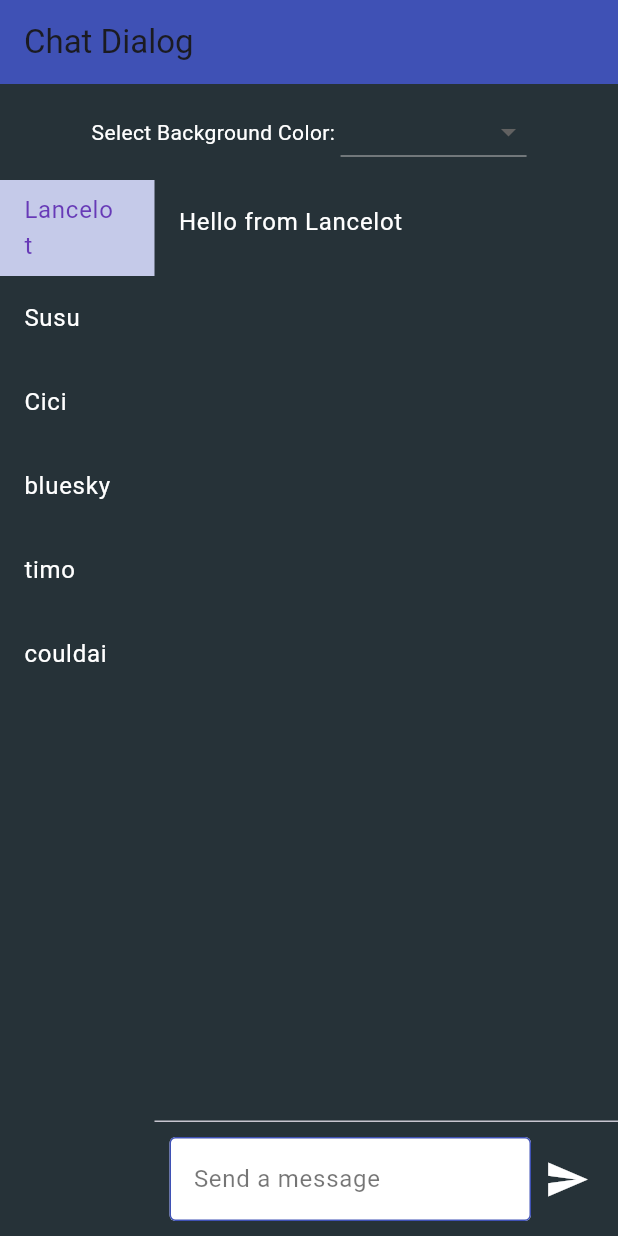
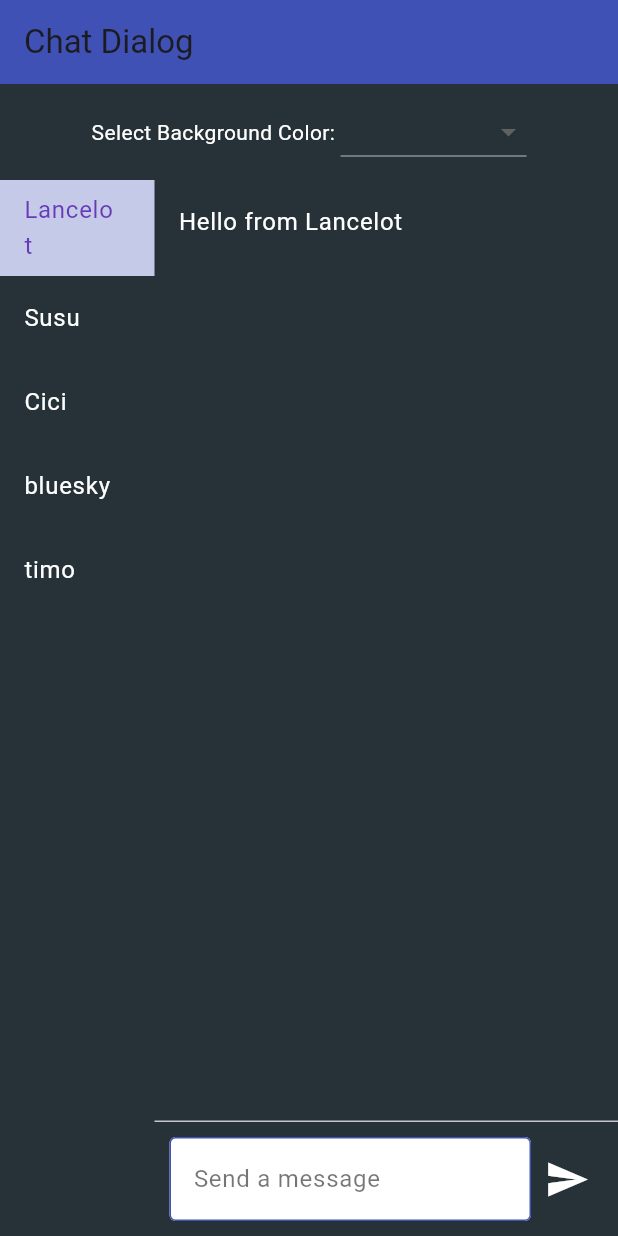
Before and after one commit to could-ai/0197d443-0150-7ce1-b2ca-99f3455ad382, a Flutter app: the screen it shows after launch, on a phone screen of 412 x 824 dp. Run offline on Flutter 3.47's test engine with Material 3 defaults, Android fonts, the phone set to English and light mode, and no system bars.

Commit message:
AI Assistant: Update lib/main.dart

```diff
--- a/usr/lib/main.dart
+++ b/usr/lib/main.dart
@@ -35,7 +35,7 @@ class _ChatScreenState extends State<ChatScreen> {
     'Cici': ['Hello from Cici'],
     'bluesky': ['Hello from Bluesky'],
     'timo': ['Hello from Timo'],
-    'couldai': ['Hello from couldai'],
+    // Removed 'couldai'
   };
 
   String _selectedContact = 'Lancelot';
```
